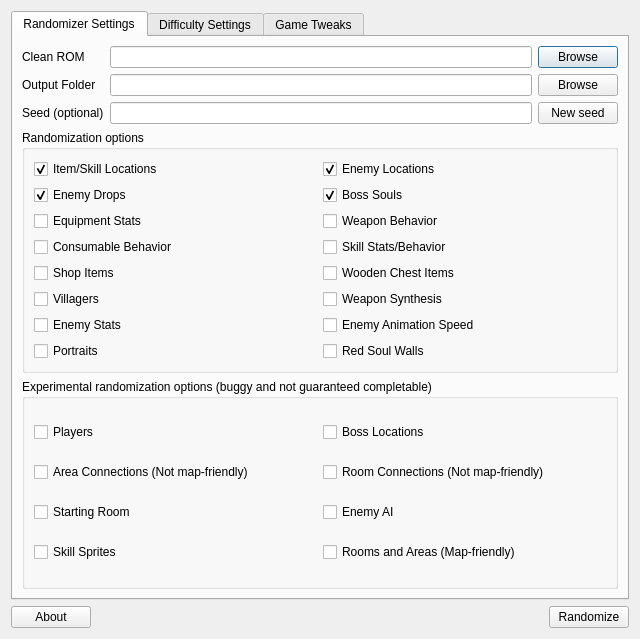
This is randomizer.ui in LagoLunatic/dsvrandom as Qt 5 draws it before an edit. The edited form follows.
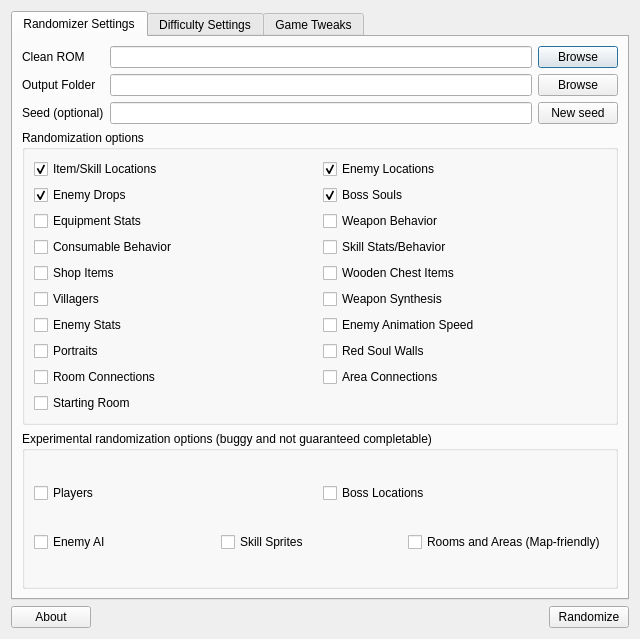
This is the edited form. Icons and pictures are not drawn.

Patch:
```diff
--- a/randomizer.ui
+++ b/randomizer.ui
@@ -293,6 +293,44 @@
             </item>
            </layout>
           </item>
+          <item>
+           <layout class="QHBoxLayout" name="horizontalLayout_4">
+            <item>
+             <widget class="QCheckBox" name="randomize_room_connections">
+              <property name="toolTip">
+               <string>Randomizes which rooms within an area connect to each other.</string>
+              </property>
+              <property name="text">
+               <string>Room Connections</string>
+              </property>
+             </widget>
+            </item>
+            <item>
+             <widget class="QCheckBox" name="randomize_area_connections">
+              <property name="toolTip">
+               <string>Randomizes which areas connect to each other.</string>
+              </property>
+              <property name="text">
+               <string>Area Connections</string>
+              </property>
+             </widget>
+            </item>
+           </layout>
+          </item>
+          <item>
+           <layout class="QHBoxLayout" name="horizontalLayout_17">
+            <item>
+             <widget class="QCheckBox" name="randomize_starting_room">
+              <property name="toolTip">
+               <string>Randomizes which room you start in.</string>
+              </property>
+              <property name="text">
+               <string>Starting Room</string>
+              </property>
+             </widget>
+            </item>
+           </layout>
+          </item>
          </layout>
         </widget>
        </item>
@@ -326,42 +364,8 @@
             </item>
            </layout>
           </item>
-          <item>
-           <layout class="QHBoxLayout" name="horizontalLayout_4">
-            <item>
-             <widget class="QCheckBox" name="randomize_area_connections">
-              <property name="toolTip">
-               <string>Randomizes which areas connect to each other.</string>
-              </property>
-              <property name="text">
-               <string>Area Connections (Not map-friendly)</string>
-              </property>
-             </widget>
-            </item>
-            <item>
-             <widget class="QCheckBox" name="randomize_room_connections">
-              <property name="toolTip">
-               <string>Randomizes which rooms within an area connect to each other.</string>
-              </property>
-              <property name="text">
-               <string>Room Connections (Not map-friendly)</string>
-              </property>
-             </widget>
-            </item>
-           </layout>
-          </item>
           <item>
            <layout class="QHBoxLayout" name="horizontalLayout_8">
-            <item>
-             <widget class="QCheckBox" name="randomize_starting_room">
-              <property name="toolTip">
-               <string>Randomizes which room you start in.</string>
-              </property>
-              <property name="text">
-               <string>Starting Room</string>
-              </property>
-             </widget>
-            </item>
             <item>
              <widget class="QCheckBox" name="randomize_enemy_ai">
               <property name="toolTip">
@@ -372,10 +376,6 @@
               </property>
              </widget>
             </item>
-           </layout>
-          </item>
-          <item>
-           <layout class="QHBoxLayout" name="horizontalLayout_17">
             <item>
              <widget class="QCheckBox" name="randomize_skill_sprites">
               <property name="toolTip">
```
Left out of the diff: 11 changed lines with no effect on the pictures.
